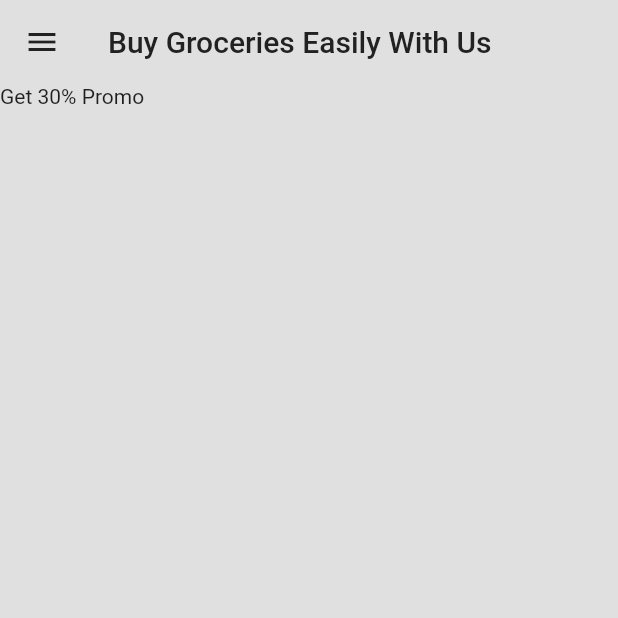
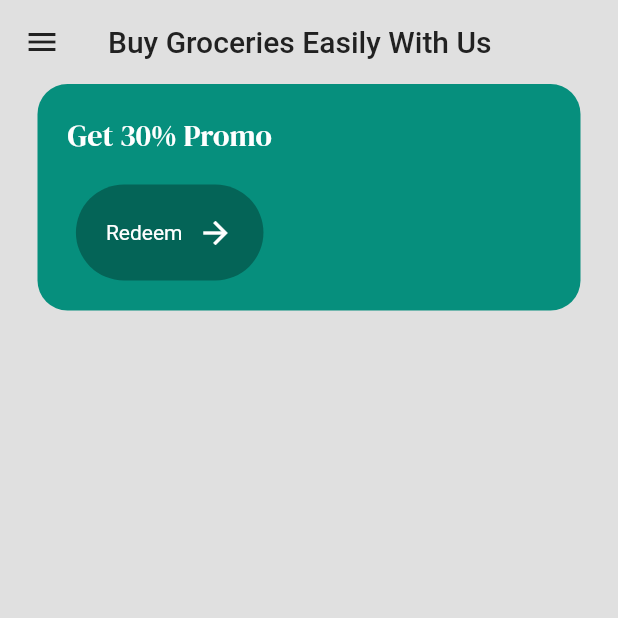
Before and after one commit to Semiteagain/groceries, a Flutter app: the MenuPage screen opened by its route, on a phone screen of 412 x 824 dp, the top half of it. Run offline on Flutter 3.47's test engine with Material 2 defaults, Android fonts, the phone set to English and light mode, and no system bars; our stand-ins replace google_fonts.

Commit message:
add promo

```diff
--- a/lib/pages/menu_page.dart
+++ b/lib/pages/menu_page.dart
@@ -1,5 +1,8 @@
 import 'package:flutter/material.dart';
+import 'package:google_fonts/google_fonts.dart';
+import 'package:groceries/components/button.dart';
 import 'package:groceries/constants/intro_page_constant.dart';
+import 'package:groceries/theme/colors.dart';
 
 class MenuPage extends StatefulWidget {
   const MenuPage({super.key});
@@ -30,8 +33,31 @@ class _MenuPageState extends State<MenuPage> {
       body: Column(
         children: [
           Container(
+            decoration: BoxDecoration(
+                color: primaryColor, borderRadius: BorderRadius.circular(20)),
+            margin: const EdgeInsets.symmetric(horizontal: 25),
+            padding: const EdgeInsets.all(20),
             child: Row(
-              children: [Text('Get 30% Promo')],
+              children: [
+                Column(
+                  children: [
+                    Text(
+                      "Get 30% Promo",
+                      style: GoogleFonts.dmSerifDisplay(
+                        fontSize: 20,
+                        color: Colors.white,
+                      ),
+                    ),
+                    const SizedBox(
+                      height: 20,
+                    ),
+                    MyButton(
+                      text: "Redeem",
+                      onTap: () {},
+                    ),
+                  ],
+                )
+              ],
             ),
           )
         ],
--- /dev/null
+++ b/lib/theme/colors.dart
@@ -0,0 +1,3 @@
+import 'package:flutter/material.dart';
+
+var primaryColor = const Color.fromARGB(255, 6, 143, 125);
```
